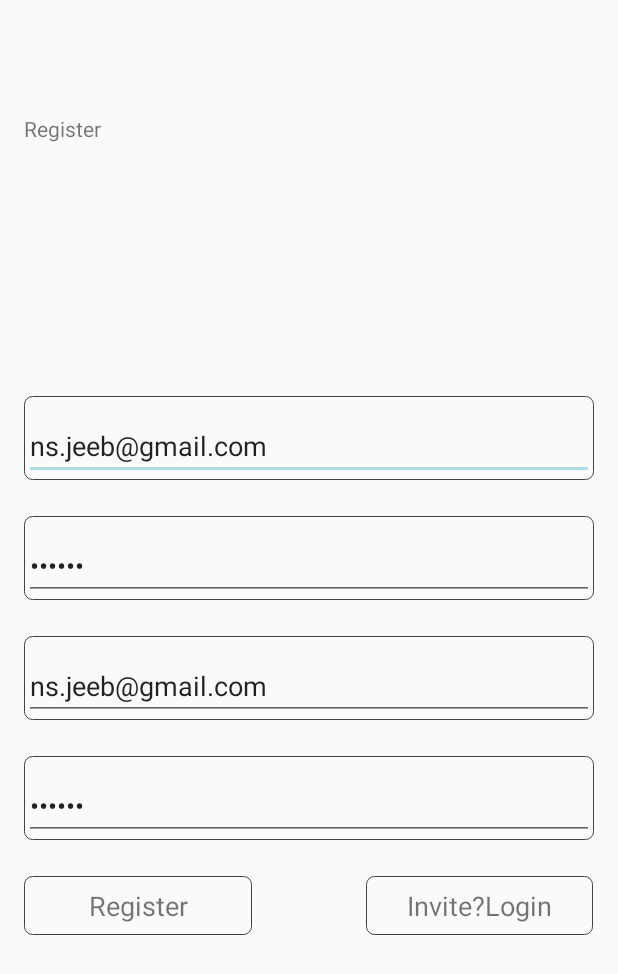
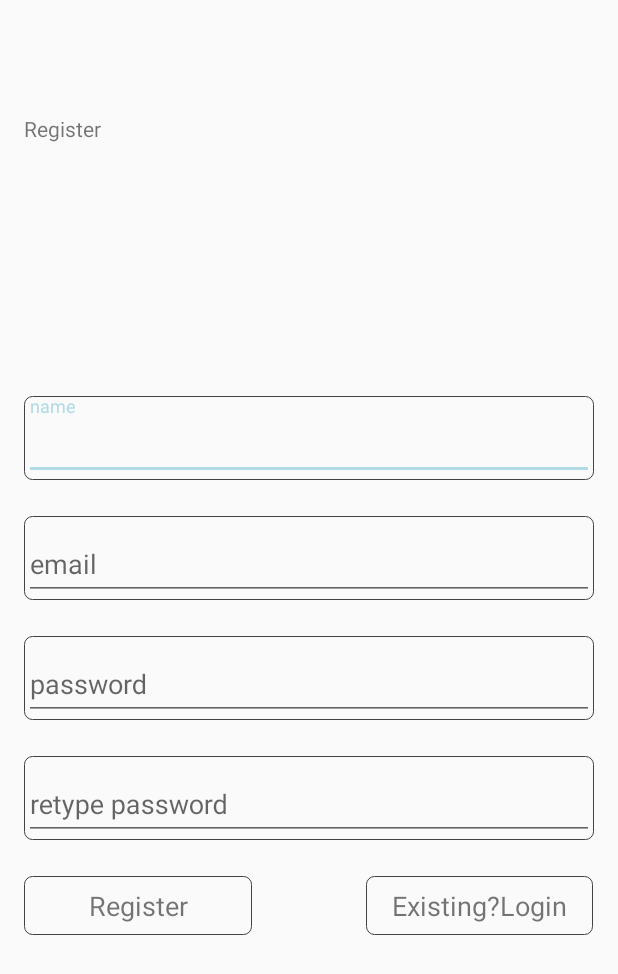
Before and after one commit to ns-jeeb/shingrani_community_app, an Android app: the RegistrationActivity screen opened directly, with no data from a screen before it, on a phone screen of 412 x 824 dp. Shown: the top 974 px of the screen. Run offline under Robolectric (Android 15) with nearby library versions, the phone set to English and light mode, and no system bars; our stand-ins replace data binding.

```diff
--- a/app/src/main/res/layout/registeration_activity.xml
+++ b/app/src/main/res/layout/registeration_activity.xml
@@ -43,7 +43,7 @@
                     android:id="@+id/register_name"
                     android:layout_width="match_parent"
                     android:layout_height="wrap_content"
-                    android:text="ns.jeeb@gmail.com"
+                    android:hint="name"
                     android:inputType="textEmailAddress"
                     android:maxLines="1"
                     android:singleLine="true"
@@ -61,7 +61,7 @@
                     android:id="@+id/register_email"
                     android:layout_width="match_parent"
                     android:layout_height="wrap_content"
-                    android:text="abc123"
+                    android:hint="email"
                     android:imeActionId="6"
                     android:imeActionLabel="@string/registration_user"
                     android:imeOptions="actionUnspecified"
@@ -81,7 +81,7 @@
                     android:id="@+id/register_password"
                     android:layout_width="match_parent"
                     android:layout_height="wrap_content"
-                    android:text="ns.jeeb@gmail.com"
+                    android:hint="password"
                     android:inputType="textEmailAddress"
                     android:maxLines="1"
                     android:singleLine="true"
@@ -98,7 +98,7 @@
                     android:id="@+id/register_password_conform"
                     android:layout_width="match_parent"
                     android:layout_height="wrap_content"
-                    android:text="abc123"
+                    android:hint="retype password"
                     android:imeActionId="6"
                     android:imeActionLabel="@string/registration_user"
                     android:imeOptions="actionUnspecified"
@@ -141,7 +141,7 @@
                 android:gravity="center"
                 android:background="@drawable/auth_fields_bg"
                 android:layout_weight="0.4"
-                android:text="Invite?Login"/>
+                android:text="Existing?Login"/>
 
         </LinearLayout>
 
```
Also changed, not shown: app/src/main/java/com/locked/shingranicommunity/authenticate/data/LoginDataSource.kt (+15 -0 lines), app/src/main/java/com/locked/shingranicommunity/authenticate/data/LoginRepository.kt (+38 -13 lines), app/src/main/java/com/locked/shingranicommunity/authenticate/ui/login/LoginActivity.kt (+18 -9 lines), app/src/main/java/com/locked/shingranicommunity/authenticate/ui/login/LoginViewModel.kt (+13 -13 lines).
